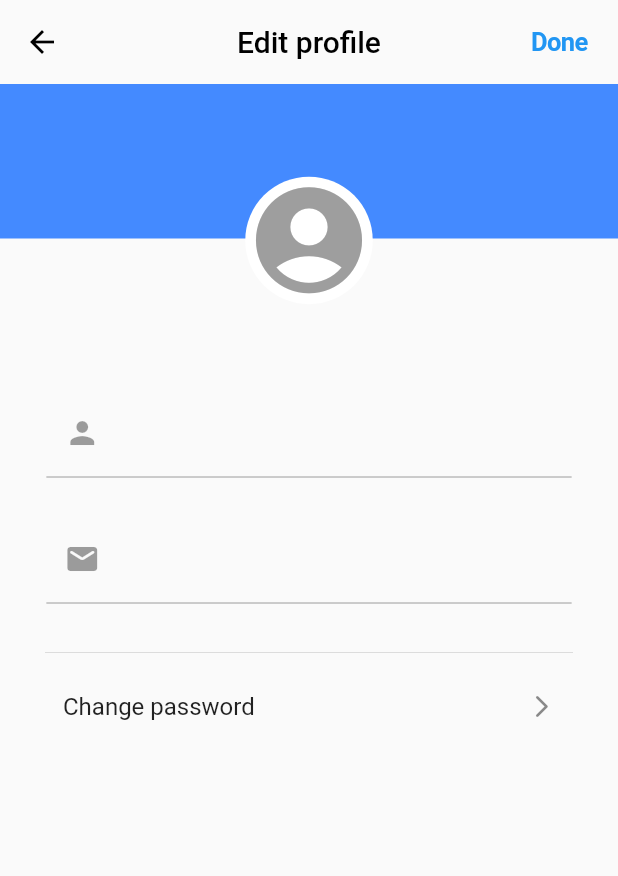
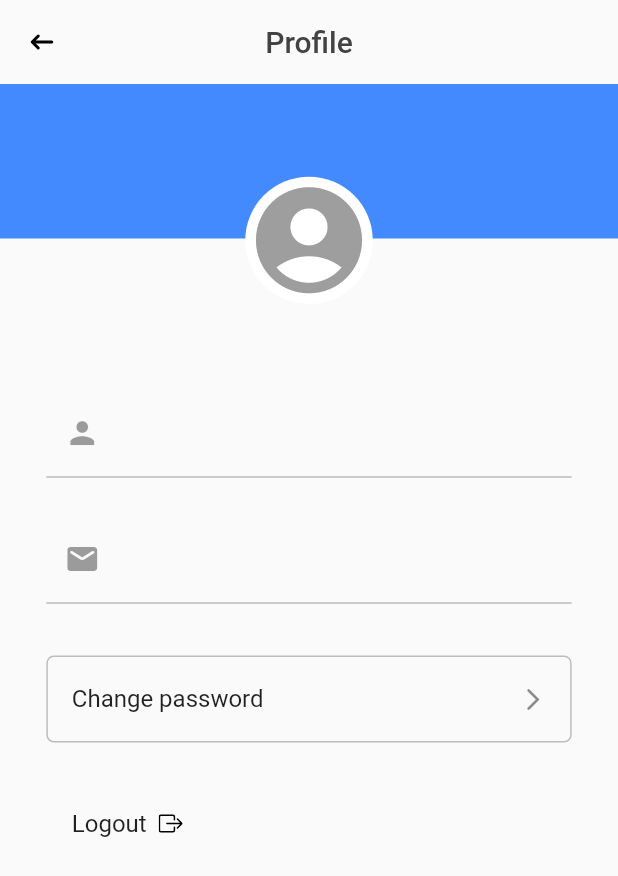
Before and after one commit to Kchanit/school-bus-management, a Flutter app: the ReorderStudentView screen opened by its route, after a tap on the "settings" icon, on a phone screen of 412 x 824 dp. Shown: the top 876 px of the screen. Run offline on Flutter 3.47's test engine with Material 2 defaults, Android fonts, the phone set to English and light mode, and no system bars; our stand-ins replace carousel_slider, firebase_core, firebase_messaging, flutter_secure_storage, flutter_svg, geocoding and 8 more; missing offline and left inert: dart:ffi, flutter_config_plus, flutter_phone_direct_caller, flutter_polyline_points, gcloud; accounts and stored records are empty; network calls fail; statements that could not run were skipped.

Commit message:
feat:driver setting

```diff
--- a/lib/app/modules/login/controllers/login_controller.dart
+++ b/lib/app/modules/login/controllers/login_controller.dart
@@ -59,9 +59,9 @@ class LoginController extends GetxController {
   }
 
   handleParentLogin() async {
-    var userId = authService.getId();
+    var userId = await authService.getId();
     await userController.fetchStudent(userId);
-    print(studentController!.student.value!.id);
+    // print(studentController!.student.value!.id);
     await userController.fetchMyDriver(studentController!.student.value!.id);
     // add firebase token
     checkPreference();
--- a/lib/app/modules/reorder_student/views/reorder_student_view.dart
+++ b/lib/app/modules/reorder_student/views/reorder_student_view.dart
@@ -1,7 +1,6 @@
 import 'package:flutter/cupertino.dart';
 import 'package:flutter/material.dart';
 import 'package:get/get.dart';
-import 'package:school_bus/app/widgets/driver/custom_driver_drawer.dart';
 import '../controllers/reorder_student_controller.dart';
 import 'package:school_bus/app/routes/app_pages.dart';
 
@@ -18,8 +17,8 @@ class ReorderStudentView extends GetView<ReorderStudentController> {
         actions: [
           IconButton(
             onPressed: () {
-                Get.toNamed(Routes.SETTING);
-              },
+              Get.toNamed(Routes.SETTING);
+            },
             icon: const Icon(
               Icons.settings,
             ),
@@ -28,6 +27,7 @@ class ReorderStudentView extends GetView<ReorderStudentController> {
             width: 6,
           )
         ],
+        automaticallyImplyLeading: false,
         iconTheme: const IconThemeData(
           color: Colors.black,
         ),
@@ -56,12 +56,12 @@ class ReorderStudentView extends GetView<ReorderStudentController> {
               Row(
                 mainAxisAlignment: MainAxisAlignment.center,
                 children: [
-                  Icon(
+                  const Icon(
                     Icons.people_alt_rounded,
                     size: 18,
                     color: Colors.black54,
                   ),
-                  SizedBox(
+                  const SizedBox(
                     width: 10,
                   ),
                   Text(
--- a/lib/app/modules/setting/views/setting_view.dart
+++ b/lib/app/modules/setting/views/setting_view.dart
@@ -2,11 +2,15 @@ import 'dart:io';
 
 import 'package:flutter/cupertino.dart';
 import 'package:flutter/material.dart';
+import 'package:flutter_svg/flutter_svg.dart';
 import 'package:get/get.dart';
 import 'package:image_picker/image_picker.dart';
 import 'package:school_bus/app/routes/app_pages.dart';
+import 'package:school_bus/app/styles/space.dart';
 import 'package:school_bus/app/widgets/utils/custom_textfield.dart';
 import '../../../../controllers/user_controller.dart';
+import '../../../services/auth_service.dart';
+import '../../../styles/stye.dart';
 import '../controllers/setting_controller.dart';
 
 class SettingView extends GetView<SettingController> {
@@ -66,22 +70,20 @@ class SettingView extends GetView<SettingController> {
   Widget build(BuildContext context) {
     return Scaffold(
         appBar: AppBar(
-          title: const Text(
-            'Edit profile',
-            style: TextStyle(color: Colors.black),
-          ),
-          actions: [
-            CupertinoButton(
-                child: const Text(
-                  'Done',
-                  style: TextStyle(fontWeight: FontWeight.bold),
-                ),
-                onPressed: () {})
-          ],
-          centerTitle: true,
           backgroundColor: Colors.transparent,
           elevation: 0,
           iconTheme: const IconThemeData(color: Colors.black),
+          title: Text(
+            'Profile',
+            style: TextStyle(color: Colors.grey[800]),
+          ),
+          centerTitle: true,
+          leading: IconButton(
+            icon: SvgPicture.asset('assets/images/arrow-left.svg'),
+            onPressed: () {
+              Get.back();
+            },
+          ),
         ),
         body: SingleChildScrollView(
           child: Obx(
@@ -116,27 +118,57 @@ class SettingView extends GetView<SettingController> {
                         icon: Icon(Icons.mail_rounded),
                         enable: false,
                         obscureText: false),
-                    const SizedBox(
-                      height: 25,
-                    ),
-                    const Divider(
-                      indent: 30,
-                      endIndent: 30,
-                    ),
-                    ListTile(
+                    Space.lg,
+                    SizedBox(
+                      width: Style.widthMd(context),
+                      child: ListTile(
                         title: const Text('Change password'),
                         trailing: const Icon(
                           Icons.arrow_forward_ios_rounded,
                           size: 18,
                         ),
+                        shape: RoundedRectangleBorder(
+                          side: BorderSide(color: Colors.grey[400]!, width: 1),
+                          borderRadius: BorderRadius.circular(5),
+                        ),
                         onTap: () {
                           Get.toNamed(Routes.CHANGE_PASSWORD);
                         },
                         contentPadding:
-                          const EdgeInsets.symmetric(horizontal: 42),
+                            const EdgeInsets.symmetric(horizontal: 16),
+                      ),
                     ),
                     const SizedBox(
                       height: 25,
+                    ),
+                    SizedBox(
+                      width: Style.widthMd(context),
+                      child: ListTile(
+                        title: Row(
+                          children: [
+                            const Text(
+                              'Logout',
+                            ),
+                            const SizedBox(
+                              width: 8,
+                            ),
+                            SvgPicture.asset(
+                                'assets/images/box-arrow-right.svg')
+                          ],
+                        ),
+                        // selected: _selectedIndex == 2,
+                        onTap: () {
+                          // _onItemTapped(2);
+                          AuthService().logout();
+                        },
+                        shape: RoundedRectangleBorder(
+                          side: const BorderSide(
+                              color: Colors.transparent, width: 1),
+                          borderRadius: BorderRadius.circular(5),
+                        ),
+                        contentPadding:
+                            const EdgeInsets.symmetric(horizontal: 16),
+                      ),
                     ),
                   ],
                 ),
```
Also changed, not shown: lib/app/modules/change_password/views/change_password_view.dart (+33 -6 lines), lib/app/modules/check/views/check_view.dart (+5 -3 lines), lib/app/modules/login/views/login_view.dart (+8 -8 lines), assets/images/box-arrow-right.svg (added). Lines whose indentation alone changed are shown as unchanged.
